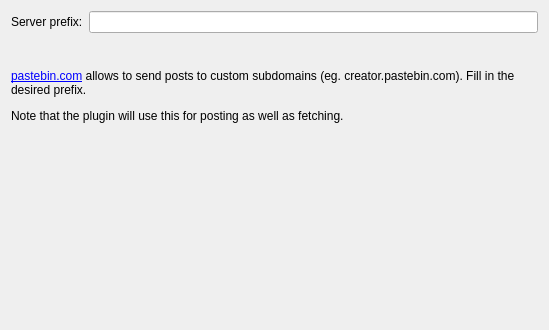
Qt form src/plugins/cpaster/pastebindotcomsettings.ui (qt-creator/qt-creator) before a commit.
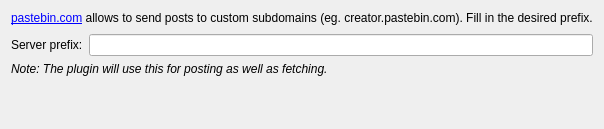
The same form after that commit.

What changed in the file:
```diff
--- a/src/plugins/cpaster/pastebindotcomsettings.ui
+++ b/src/plugins/cpaster/pastebindotcomsettings.ui
@@ -6,14 +6,37 @@
    <rect>
     <x>0</x>
     <y>0</y>
-    <width>549</width>
-    <height>330</height>
+    <width>570</width>
+    <height>129</height>
    </rect>
   </property>
   <property name="windowTitle">
    <string>Form</string>
   </property>
   <layout class="QVBoxLayout" name="verticalLayout_2">
+   <item>
+    <widget class="QLabel" name="label">
+     <property name="text">
+      <string>&lt;a href=&quot;http://pastebin.com&quot;&gt;pastebin.com&lt;/a&gt; allows to send posts to custom subdomains (eg. creator.pastebin.com). Fill in the desired prefix.</string>
+     </property>
+    </widget>
+   </item>
+   <item>
+    <spacer name="verticalSpacer_2">
+     <property name="orientation">
+      <enum>Qt::Vertical</enum>
+     </property>
+     <property name="sizeType">
+      <enum>QSizePolicy::Fixed</enum>
+     </property>
+     <property name="sizeHint" stdset="0">
+      <size>
+       <width>20</width>
+       <height>3</height>
+      </size>
+     </property>
+    </spacer>
+   </item>
    <item>
     <layout class="QFormLayout" name="formLayout">
      <property name="fieldGrowthPolicy">
@@ -31,28 +54,10 @@
      </item>
     </layout>
    </item>
-   <item>
-    <spacer name="explanatoryTextSpacer">
-     <property name="orientation">
-      <enum>Qt::Vertical</enum>
-     </property>
-     <property name="sizeType">
-      <enum>QSizePolicy::Fixed</enum>
-     </property>
-     <property name="sizeHint" stdset="0">
-      <size>
-       <width>0</width>
-       <height>30</height>
-      </size>
-     </property>
-    </spacer>
-   </item>
    <item>
     <widget class="QLabel" name="explanatoryTextLabel">
      <property name="text">
-      <string>&lt;html&gt;&lt;head/&gt;&lt;body&gt;
-&lt;p&gt;&lt;a href=&quot;http://pastebin.com&quot;&gt;pastebin.com&lt;/a&gt; allows to send posts to custom subdomains (eg. creator.pastebin.com). Fill in the desired prefix.&lt;/p&gt;
-&lt;p&gt;Note that the plugin will use this for posting as well as fetching.&lt;/p&gt;&lt;/body&gt;&lt;/html&gt;</string>
+      <string>&lt;i&gt;Note: The plugin will use this for posting as well as fetching.&lt;/i&gt;</string>
      </property>
      <property name="textFormat">
       <enum>Qt::AutoText</enum>
```
